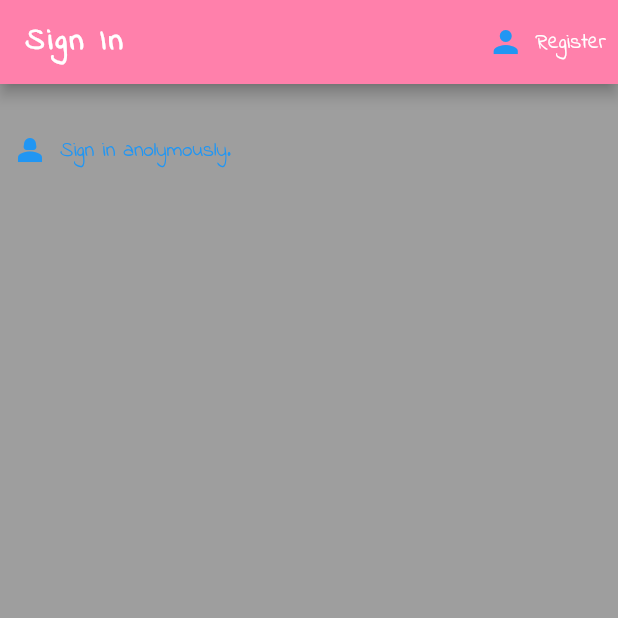
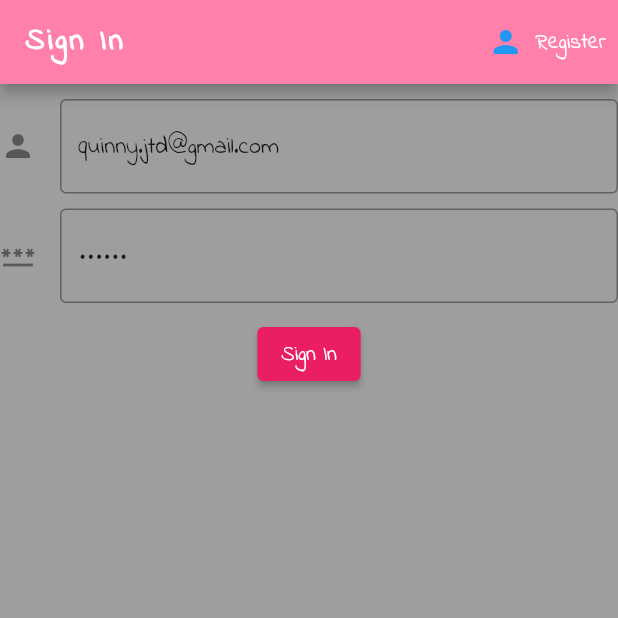
Before and after one commit to learnitwe11/flutterbegins, a Flutter app: the screen it shows after launch, on a phone screen of 412 x 824 dp, the top half of it. Run offline on Flutter 3.47's test engine with Material 2 defaults, Android fonts, the phone set to English and light mode, and no system bars; our stand-ins replace firebase_auth, firebase_core; missing offline and left inert: dart:html; accounts and stored records are empty.

Commit message:
sign in page updated

```diff
--- a/lib/pages/authenticate/register.dart
+++ b/lib/pages/authenticate/register.dart
@@ -25,11 +25,12 @@ class _RegisterUserState extends State<RegisterUser> with SingleTickerProviderSt
 
   // text field state
   String email = ""; //"quinny.jtd@gmail.com";
+  String password = ""; //"Testflutterfire";
+  String userDisplayName = ""; //"Quinny";
   int emailCharCount = 0;
-  String password = ""; //"Testflutterfire";
   int pwdCharCount = 0;
   String errorUserInfo = "";
-  String userDisplayName = ""; //"Quinny";
+
 
   @override
   void initState() {
--- a/lib/pages/authenticate/signIn.dart
+++ b/lib/pages/authenticate/signIn.dart
@@ -1,5 +1,8 @@
+import 'dart:html';
+
 import 'package:flutter/material.dart';
 import 'package:flutterbegins/services/auth_service.dart';
+import 'package:firebase_auth/firebase_auth.dart';
 
 class SignIn extends StatefulWidget {
   final Function toggleAction;
@@ -11,11 +14,35 @@ class SignIn extends StatefulWidget {
   State<SignIn> createState() => _SignInState();
 }
 
+class _SignInState extends State<SignIn> with SingleTickerProviderStateMixin{
+  final AuthService _auth = AuthService();
+  late final AnimationController _controller;
+  late final Animation<Offset> _offsetAnimation;
+  final GlobalKey<FormState> _formKey = GlobalKey<FormState>();
+
+  // user info
+  String email = "quinny.jtd@gmail.com";
+  String password = "Testflutterfire";
+  String userName = "";
+  String errorUserInfo = "";
 
 
-class _SignInState extends State<SignIn> {
-  final AuthService _auth = AuthService();
+  @override
+  void initState(){
+    super.initState();
+    // initialize animation controller
+    _controller = AnimationController(
+      duration: const Duration(milliseconds: 1000),
+      vsync: this,
+    );
 
+    // initialize animation tween
+    _offsetAnimation = Tween<Offset>(
+      begin: const Offset(-1, 0), end: const Offset(0, 0))
+      .animate(_controller);
+
+    _controller.forward();
+  }
 
   @override
   Widget build(BuildContext context) {
@@ -47,29 +74,91 @@ class _SignInState extends State<SignIn> {
       ),
       body: Theme(
         data: Theme.of(context).copyWith(canvasColor: Colors.yellow,),
+        child: Form(
+          key: _formKey,
           child: Column(
 
             children: <Widget>[
-            const SizedBox(height: 20.0,),
-            TextButton.icon(
-              icon: const Icon(Icons.person_2_sharp),
-              onPressed:() async {
-                dynamic result = await _auth.signInAnonymously();
-                if (result == null){
-                  print('error signing in.');
+              const SizedBox(height: 10.0,),
+
+              // email
+              TextFormField(
+                initialValue: "quinny.jtd@gmail.com",
+                decoration: const InputDecoration(
+                  icon: Icon(Icons.person),
+                  hintText: "user@example.com",
+                  border: OutlineInputBorder(),
+                ),
+                validator: (val){
+                  if(val == null || val.isEmpty){
+                    return "please enter your email address.";
                   }else{
-                  print('signed in');
-                  print(result);
+                    return null;
+                  }
+                },
+                onChanged:(value) => setState((){
+                  email = value;
+                }),
+              ),
+
+              const SizedBox(height: 10.0,),
+
+              // email
+              TextFormField(
+                initialValue: "pwd123",
+                obscureText: true,
+
+                decoration: const InputDecoration(
+                  icon: Icon(Icons.password),
+                  hintText: "password",
+                  border: OutlineInputBorder(),
+                ),
+                validator: (val){
+                  if(val == null || val.isEmpty){
+                    return "please enter password to sign in.";
+                  }else{
+                    return null;
+                  }
+                },
+                onChanged:(value) => setState((){
+                  password = value;
+                }),
+              ),
+
+              const SizedBox(height: 10.0,),
+              ElevatedButton(
+                style: const ButtonStyle(
+                  backgroundColor: MaterialStatePropertyAll<Color>(
+                    Colors.pink
+                  ),
+                ),
+                child: const Text(
+                    "Sign In",
+                ),
+                onPressed: () async{
+                  if(_formKey.currentState!.validate()){
+                    User? result = await _auth.signInWithEmailPassword(email, password);
+                    if(result == null){
+                      setState(() {
+                        errorUserInfo = "please make sure user credentials are correct.";
+                      });
+                    }
                   }
 
                 },
-              label: const Text('Sign in anolymously.'),
               ),
+
+               Text(
+                errorUserInfo,
+                style: const TextStyle(color: Colors.red, fontSize: 14.0),
+              )
+
 
             ]
 
           ),
         ),
+      ),
     );
   }
 }
--- a/lib/pages/home/home.dart
+++ b/lib/pages/home/home.dart
@@ -1,7 +1,7 @@
 import 'package:flutter/material.dart';
 import 'package:flutterbegins/services/auth_service.dart';
-import 'package:firebase_auth/firebase_auth.dart';
-import 'package:provider/provider.dart';
+// import 'package:firebase_auth/firebase_auth.dart';
+// import 'package:provider/provider.dart';
 
 //import '../../models/user.dart';
 
```
Also changed, not shown: lib/services/auth_service.dart (+12 -1 lines). Lines whose indentation alone changed are shown as unchanged.
